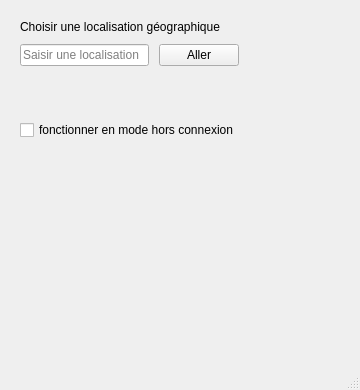
First picture: the form in visiweather.ui, repository MayasHaddad/Visiweather, before the edit.
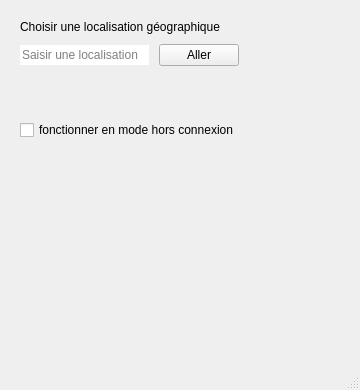
Second picture: the form after the edit.

What changed in the file:
```diff
--- a/visiweather.ui
+++ b/visiweather.ui
@@ -75,7 +75,7 @@
               <string/>
              </property>
              <property name="frame">
-              <bool>true</bool>
+              <bool>false</bool>
              </property>
              <property name="dragEnabled">
               <bool>true</bool>
```
Left out of the diff: 2 changed lines with no effect on the pictures.
